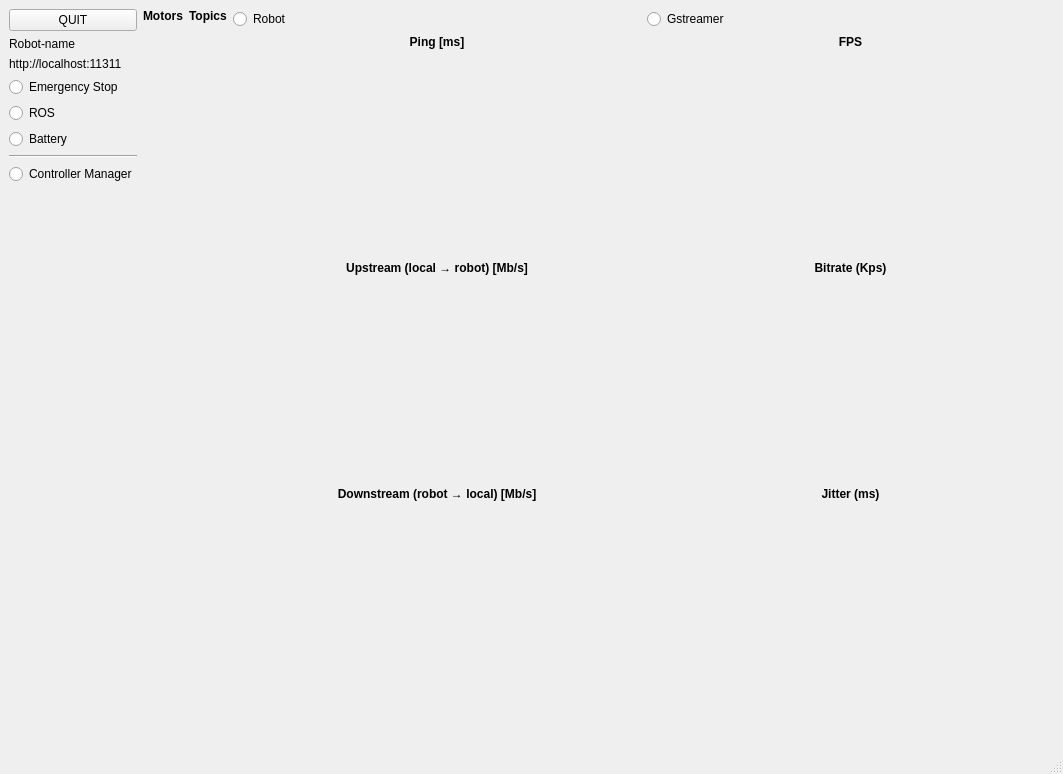
Qt form dashboard.ui (hucebot/robot_dashboard) before a commit.
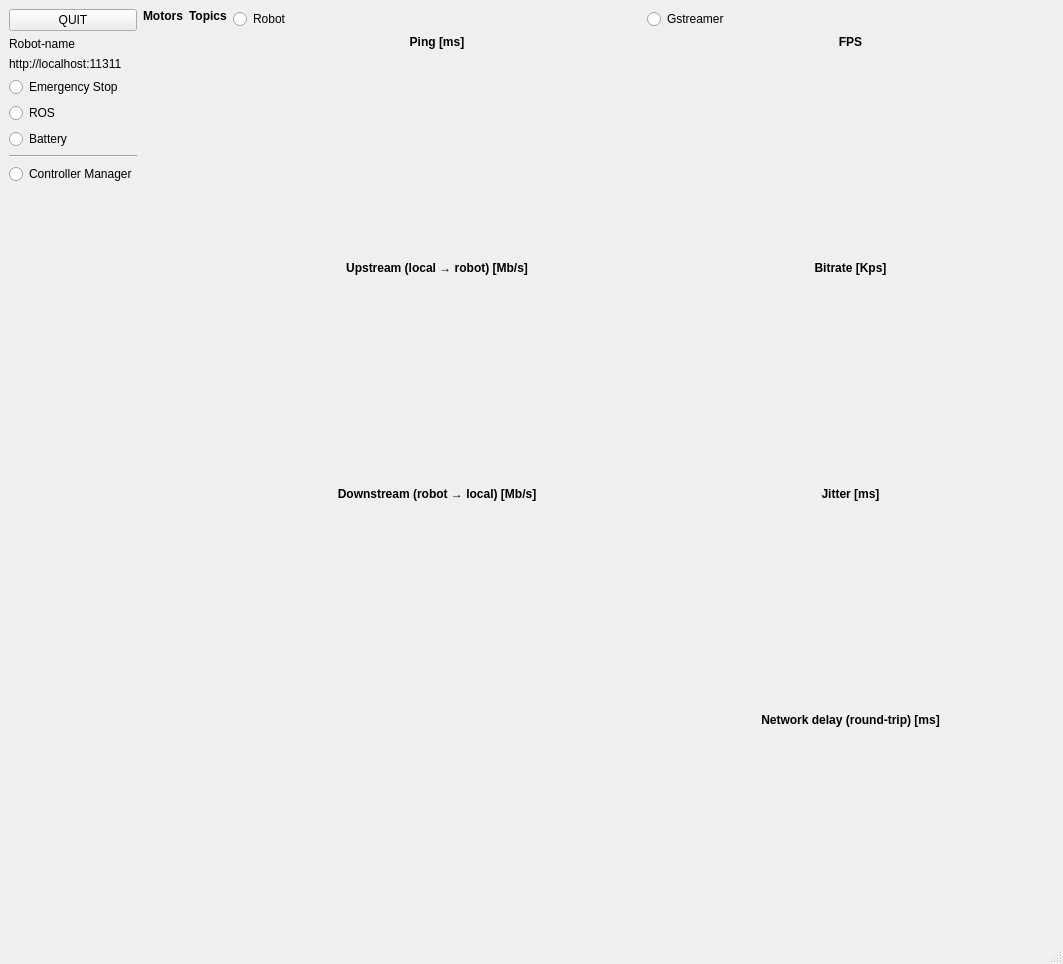
The same form after that commit. Custom widgets are drawn as their Qt base class.

The edit to the form file:
```diff
--- a/dashboard.ui
+++ b/dashboard.ui
@@ -319,7 +319,7 @@
          </sizepolicy>
         </property>
         <property name="text">
-         <string>&lt;center&gt;&lt;b&gt;Bitrate (Kps)&lt;/b&gt;&lt;/center&gt;</string>
+         <string>&lt;html&gt;&lt;head/&gt;&lt;body&gt;&lt;p align=&quot;center&quot;&gt;&lt;span style=&quot; font-weight:600;&quot;&gt;Bitrate [Kps]&lt;/span&gt;&lt;/p&gt;&lt;/body&gt;&lt;/html&gt;</string>
         </property>
        </widget>
       </item>
@@ -348,7 +348,7 @@
       <item>
        <widget class="QLabel" name="label_2">
         <property name="text">
-         <string>&lt;html&gt;&lt;head/&gt;&lt;body&gt;&lt;p align=&quot;center&quot;&gt;&lt;span style=&quot; font-weight:600;&quot;&gt;Jitter (ms)&lt;/span&gt;&lt;/p&gt;&lt;/body&gt;&lt;/html&gt;</string>
+         <string>&lt;html&gt;&lt;head/&gt;&lt;body&gt;&lt;p align=&quot;center&quot;&gt;&lt;span style=&quot; font-weight:600;&quot;&gt;Jitter [ms]&lt;/span&gt;&lt;/p&gt;&lt;/body&gt;&lt;/html&gt;</string>
         </property>
        </widget>
       </item>
@@ -374,6 +374,35 @@
         </property>
        </widget>
       </item>
+      <item>
+       <widget class="QLabel" name="label_9">
+        <property name="text">
+         <string>&lt;center&gt;&lt;b&gt;Network delay (round-trip) [ms]&lt;/b&gt;&lt;/center&gt;</string>
+        </property>
+       </widget>
+      </item>
+      <item>
+       <widget class="Plot" name="widget" native="true">
+        <property name="sizePolicy">
+         <sizepolicy hsizetype="Preferred" vsizetype="Fixed">
+          <horstretch>0</horstretch>
+          <verstretch>0</verstretch>
+         </sizepolicy>
+        </property>
+        <property name="minimumSize">
+         <size>
+          <width>0</width>
+          <height>200</height>
+         </size>
+        </property>
+        <property name="maximumSize">
+         <size>
+          <width>16777215</width>
+          <height>200</height>
+         </size>
+        </property>
+       </widget>
+      </item>
       <item>
        <spacer name="verticalSpacer_5">
         <property name="orientation">
```
